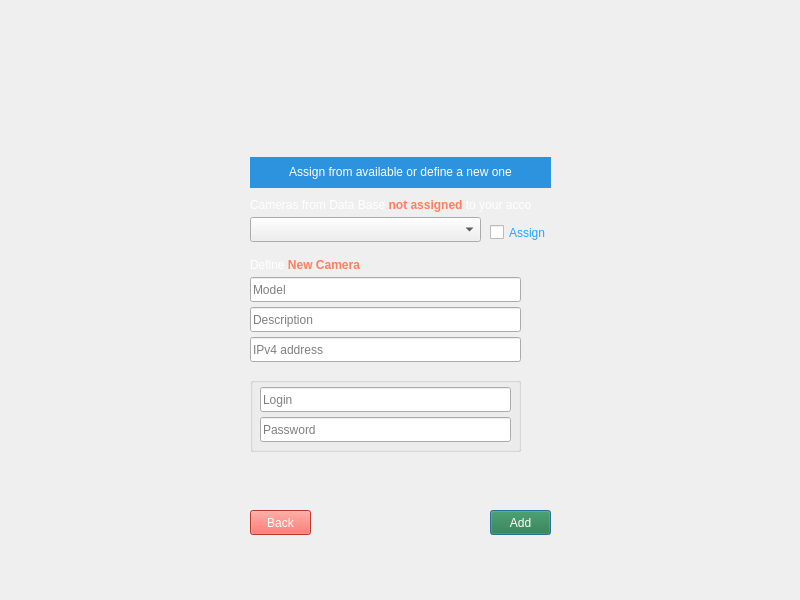
Above: LeonCam/UserCamera.ui from kazimierczak-robert/LeonCam before the change. Below: the same form after it.
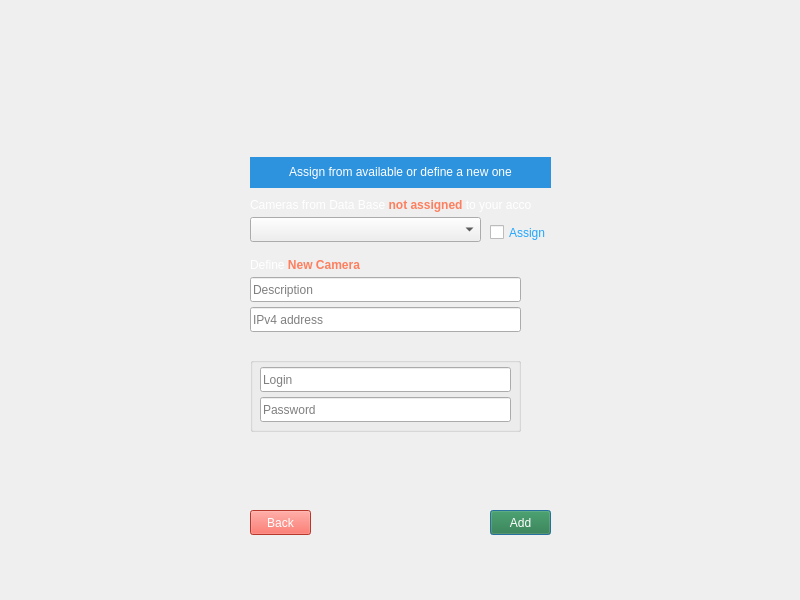
That is the form after the change. Icons and pictures are not drawn.

Commit message: Usunięcie pola Model przy dodawaniu nowej kamery, zapisywanie nowej kamery do bazy

Patch:
```diff
--- a/LeonCam/UserCamera.ui
+++ b/LeonCam/UserCamera.ui
@@ -110,30 +110,11 @@
     <string>&lt;html&gt;&lt;head/&gt;&lt;body&gt;&lt;p&gt;Define &lt;span style=&quot; font-weight:600; color:#fe7e5d;&quot;&gt;New Camera&lt;/span&gt;&lt;/p&gt;&lt;/body&gt;&lt;/html&gt;</string>
    </property>
   </widget>
-  <widget class="QLineEdit" name="LEModel">
-   <property name="geometry">
-    <rect>
-     <x>250</x>
-     <y>277</y>
-     <width>271</width>
-     <height>25</height>
-    </rect>
-   </property>
-   <property name="text">
-    <string/>
-   </property>
-   <property name="maxLength">
-    <number>24</number>
-   </property>
-   <property name="placeholderText">
-    <string>Model</string>
-   </property>
-  </widget>
   <widget class="QLineEdit" name="LEIPv4Address">
    <property name="geometry">
     <rect>
      <x>250</x>
-     <y>337</y>
+     <y>307</y>
      <width>271</width>
      <height>25</height>
     </rect>
@@ -152,7 +133,7 @@
    <property name="geometry">
     <rect>
      <x>250</x>
-     <y>307</y>
+     <y>277</y>
      <width>271</width>
      <height>25</height>
     </rect>
@@ -196,7 +177,7 @@
    <property name="geometry">
     <rect>
      <x>250</x>
-     <y>377</y>
+     <y>357</y>
      <width>271</width>
      <height>75</height>
     </rect>
@@ -278,7 +259,7 @@
    <property name="geometry">
     <rect>
      <x>530</x>
-     <y>305</y>
+     <y>290</y>
      <width>31</width>
      <height>31</height>
     </rect>
@@ -318,7 +299,7 @@
    <property name="geometry">
     <rect>
      <x>530</x>
-     <y>400</y>
+     <y>380</y>
      <width>31</width>
      <height>31</height>
     </rect>
```
Left out of the diff: 1 changed line with no effect on the pictures. The commit also changes 6 other files.
